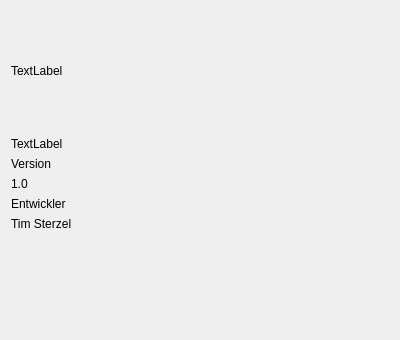
Qt form aboutdialog.ui (timsterzel/Ultimate-Label) before a commit.
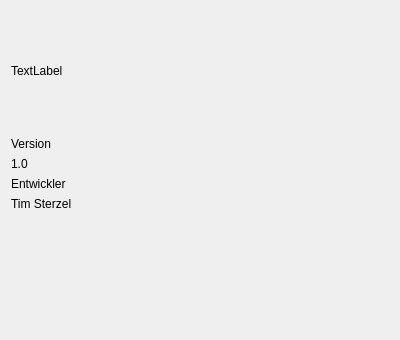
The same form after that commit.

Commit message: Add window icon

Diff of the .ui file:
```diff
--- a/aboutdialog.ui
+++ b/aboutdialog.ui
@@ -33,13 +33,6 @@
      </property>
     </widget>
    </item>
-   <item>
-    <widget class="QLabel" name="label">
-     <property name="text">
-      <string>TextLabel</string>
-     </property>
-    </widget>
-   </item>
    <item>
     <widget class="QLabel" name="label_versionHeader">
      <property name="text">
```
The commit also changes 1 other file.
